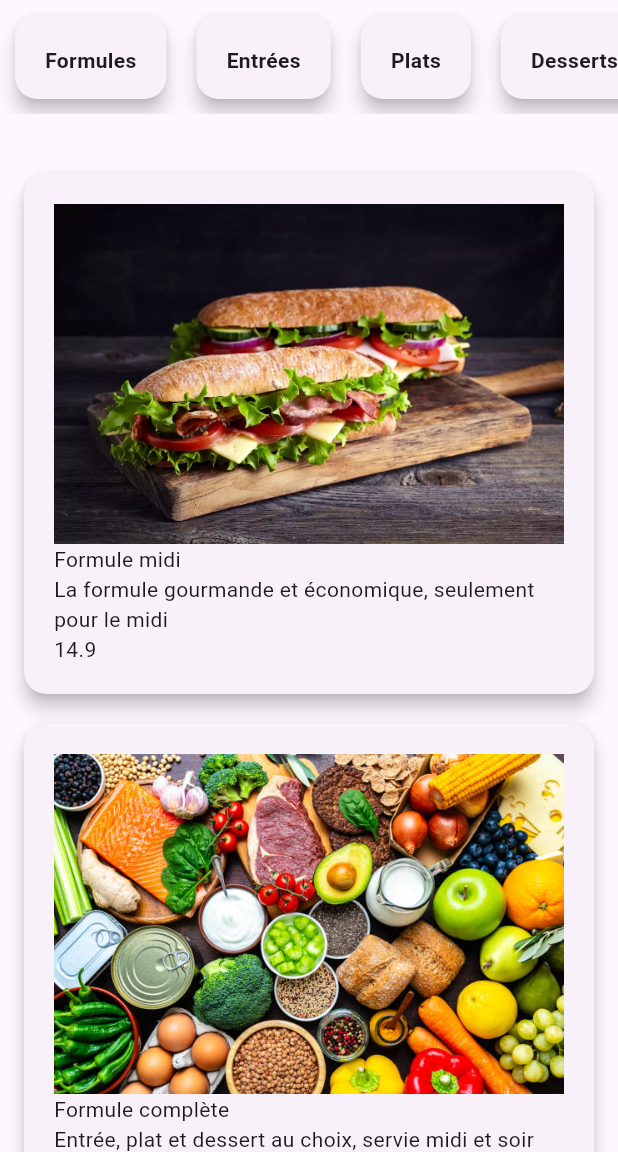
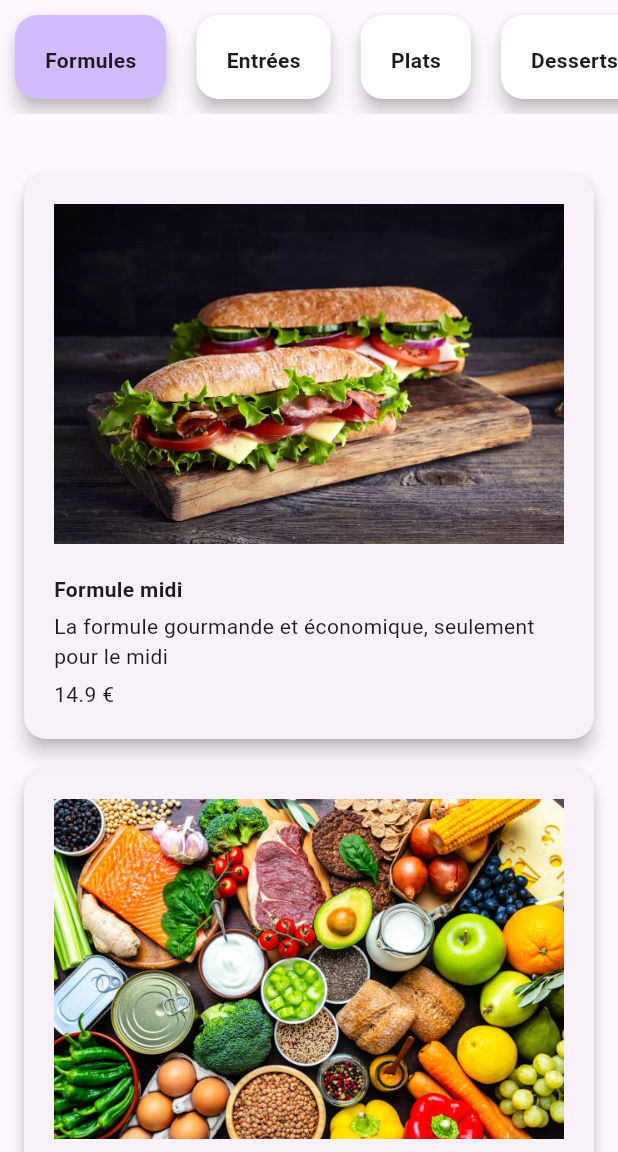
Before and after one commit to Furrioxx/app_restaurant, a Flutter app: the screen it shows after launch, on a phone screen of 412 x 824 dp, the part 84-1236 px from its top. Run offline on Flutter 3.47's test engine with Material 3 defaults, Android fonts, the phone set to English and light mode, and no system bars; missing offline and left inert: dart:ffi.

Commit message:
better card design + visual selected category

```diff
--- a/lib/main.dart
+++ b/lib/main.dart
@@ -82,12 +82,13 @@ class MenuPageState extends State<MenuPage>{
                               shape: RoundedRectangleBorder(
                                   borderRadius: BorderRadius.circular(15)
                               ),
+                              color: _selectedCategory == category ? Theme.of(context).colorScheme.inversePrimary : Colors.white,
                               child: Padding(
                                 padding: EdgeInsets.all(20),
                                 child: Text(category, style:
-                                TextStyle(
-                                    fontWeight: FontWeight.bold
-                                ),
+                                  TextStyle(
+                                      fontWeight: FontWeight.bold
+                                  ),
                                 ),
                               )
                           ),
@@ -117,9 +118,16 @@ class MenuPageState extends State<MenuPage>{
                                 crossAxisAlignment: .start,
                                 children: [
                                   Image.asset(dish.imagePath),
-                                  Text(dish.name),
+                                  SizedBox(height: 20),
+                                  Text(dish.name, style:
+                                    TextStyle(
+                                      fontWeight: FontWeight.bold
+                                    )
+                                  ),
+                                  SizedBox(height: 5),
                                   Text(dish.description),
-                                  Text(dish.price.toString())
+                                  SizedBox(height: 5),
+                                  Text(dish.displayPrice)
                                 ],
                               )
                           ),
--- a/lib/models/dish.dart
+++ b/lib/models/dish.dart
@@ -18,6 +18,8 @@ class Dish {
   final String imagePath;
   final String category;
   final double price;
+
+  String get displayPrice => "$price €";
 
   static List<Dish> initDishes() {
     return [
```
